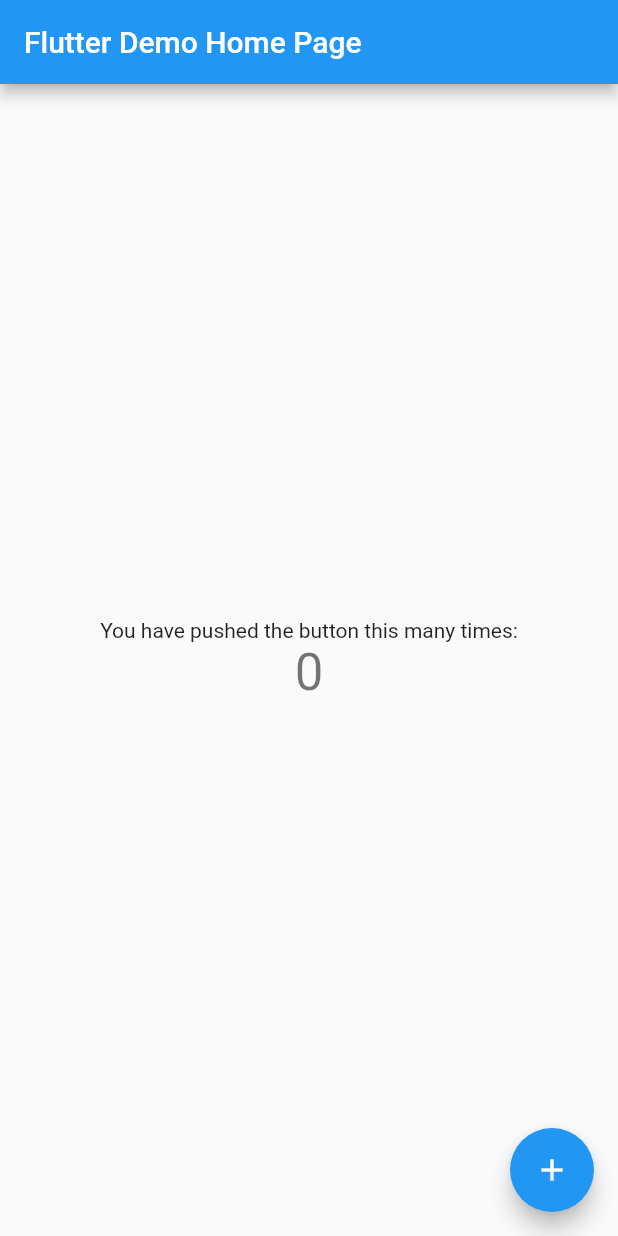
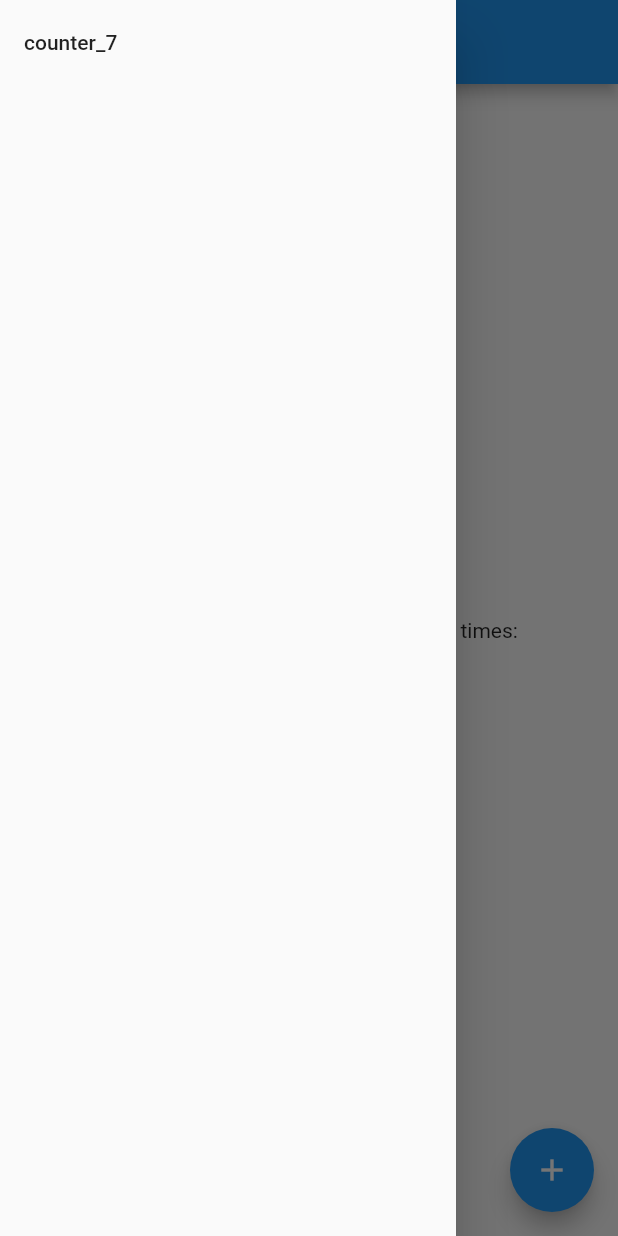
Before and after one commit to PBPF05/jajan-id-flutter, a Flutter app: the MyHomePage screen opened directly, with the side drawer open (before the commit the screen has no drawer), on a phone screen of 412 x 824 dp. Run offline on Flutter 3.47's test engine with Material 2 defaults, Android fonts, the phone set to English and light mode, and no system bars; missing offline and left inert: pbp_django_auth.

Commit message:
Restructure app

```diff
--- /dev/null
+++ b/lib/components/drawer.dart
@@ -0,0 +1,32 @@
+import 'package:flutter/material.dart';
+import 'package:jajan_id/screens/home.dart';
+
+class AppDrawer extends StatefulWidget {
+  const AppDrawer({super.key});
+
+  @override
+  State<AppDrawer> createState() => _AppDrawerState();
+}
+
+class _AppDrawerState extends State<AppDrawer> {
+  @override
+  Widget build(BuildContext context) {
+    return Drawer(
+      child: Column(
+        children: [
+          ListTile(
+            title: const Text("counter_7"),
+            onTap: () {
+              Navigator.pushReplacement(
+                context,
+                MaterialPageRoute(
+                  builder: (ctx) => const MyHomePage(title: "Program Counter"),
+                ),
+              );
+            },
+          ),
+        ],
+      ),
+    );
+  }
+}
--- a/lib/main.dart
+++ b/lib/main.dart
@@ -1,4 +1,5 @@
 import 'package:flutter/material.dart';
+import 'package:jajan_id/screens/home.dart';
 import 'package:pbp_django_auth/pbp_django_auth.dart';
 import 'package:provider/provider.dart';
 
@@ -36,88 +37,3 @@ class MyApp extends StatelessWidget {
     );
   }
 }
-
-class MyHomePage extends StatefulWidget {
-  const MyHomePage({super.key, required this.title});
-
-  // This widget is the home page of your application. It is stateful, meaning
-  // that it has a State object (defined below) that contains fields that affect
-  // how it looks.
-
-  // This class is the configuration for the state. It holds the values (in this
-  // case the title) provided by the parent (in this case the App widget) and
-  // used by the build method of the State. Fields in a Widget subclass are
-  // always marked "final".
-
-  final String title;
-
-  @override
-  State<MyHomePage> createState() => _MyHomePageState();
-}
-
-class _MyHomePageState extends State<MyHomePage> {
-  int _counter = 0;
-
-  void _incrementCounter() {
-    setState(() {
-      // This call to setState tells the Flutter framework that something has
-      // changed in this State, which causes it to rerun the build method below
-      // so that the display can reflect the updated values. If we changed
-      // _counter without calling setState(), then the build method would not be
-      // called again, and so nothing would appear to happen.
-      _counter++;
-    });
-  }
-
-  @override
-  Widget build(BuildContext context) {
-    // This method is rerun every time setState is called, for instance as done
-    // by the _incrementCounter method above.
-    //
-    // The Flutter framework has been optimized to make rerunning build methods
-    // fast, so that you can just rebuild anything that needs updating rather
-    // than having to individually change instances of widgets.
-    return Scaffold(
-      appBar: AppBar(
-        // Here we take the value from the MyHomePage object that was created by
-        // the App.build method, and use it to set our appbar title.
-        title: Text(widget.title),
-      ),
-      body: Center(
-        // Center is a layout widget. It takes a single child and positions it
-        // in the middle of the parent.
-        child: Column(
-          // Column is also a layout widget. It takes a list of children and
-          // arranges them vertically. By default, it sizes itself to fit its
-          // children horizontally, and tries to be as tall as its parent.
-          //
-          // Invoke "debug painting" (press "p" in the console, choose the
-          // "Toggle Debug Paint" action from the Flutter Inspector in Android
-          // Studio, or the "Toggle Debug Paint" command in Visual Studio Code)
-          // to see the wireframe for each widget.
-          //
-          // Column has various properties to control how it sizes itself and
-          // how it positions its children. Here we use mainAxisAlignment to
-          // center the children vertically; the main axis here is the vertical
-          // axis because Columns are vertical (the cross axis would be
-          // horizontal).
-          mainAxisAlignment: MainAxisAlignment.center,
-          children: <Widget>[
-            const Text(
-              'You have pushed the button this many times:',
-            ),
-            Text(
-              '$_counter',
-              style: Theme.of(context).textTheme.headline4,
-            ),
-          ],
-        ),
-      ),
-      floatingActionButton: FloatingActionButton(
-        onPressed: _incrementCounter,
-        tooltip: 'Increment',
-        child: const Icon(Icons.add),
-      ), // This trailing comma makes auto-formatting nicer for build methods.
-    );
-  }
-}
--- /dev/null
+++ b/lib/screens/home.dart
@@ -0,0 +1,88 @@
+import 'package:flutter/material.dart';
+import 'package:jajan_id/components/drawer.dart';
+
+class MyHomePage extends StatefulWidget {
+  const MyHomePage({super.key, required this.title});
+
+  // This widget is the home page of your application. It is stateful, meaning
+  // that it has a State object (defined below) that contains fields that affect
+  // how it looks.
+
+  // This class is the configuration for the state. It holds the values (in this
+  // case the title) provided by the parent (in this case the App widget) and
+  // used by the build method of the State. Fields in a Widget subclass are
+  // always marked "final".
+
+  final String title;
+
+  @override
+  State<MyHomePage> createState() => _MyHomePageState();
+}
+
+class _MyHomePageState extends State<MyHomePage> {
+  int _counter = 0;
+
+  void _incrementCounter() {
+    setState(() {
+      // This call to setState tells the Flutter framework that something has
+      // changed in this State, which causes it to rerun the build method below
+      // so that the display can reflect the updated values. If we changed
+      // _counter without calling setState(), then the build method would not be
+      // called again, and so nothing would appear to happen.
+      _counter++;
+    });
+  }
+
+  @override
+  Widget build(BuildContext context) {
+    // This method is rerun every time setState is called, for instance as done
+    // by the _incrementCounter method above.
+    //
+    // The Flutter framework has been optimized to make rerunning build methods
+    // fast, so that you can just rebuild anything that needs updating rather
+    // than having to individually change instances of widgets.
+    return Scaffold(
+      appBar: AppBar(
+        // Here we take the value from the MyHomePage object that was created by
+        // the App.build method, and use it to set our appbar title.
+        title: Text(widget.title),
+      ),
+      drawer: const AppDrawer(),
+      body: Center(
+        // Center is a layout widget. It takes a single child and positions it
+        // in the middle of the parent.
+        child: Column(
+          // Column is also a layout widget. It takes a list of children and
+          // arranges them vertically. By default, it sizes itself to fit its
+          // children horizontally, and tries to be as tall as its parent.
+          //
+          // Invoke "debug painting" (press "p" in the console, choose the
+          // "Toggle Debug Paint" action from the Flutter Inspector in Android
+          // Studio, or the "Toggle Debug Paint" command in Visual Studio Code)
+          // to see the wireframe for each widget.
+          //
+          // Column has various properties to control how it sizes itself and
+          // how it positions its children. Here we use mainAxisAlignment to
+          // center the children vertically; the main axis here is the vertical
+          // axis because Columns are vertical (the cross axis would be
+          // horizontal).
+          mainAxisAlignment: MainAxisAlignment.center,
+          children: <Widget>[
+            const Text(
+              'You have pushed the button this many times:',
+            ),
+            Text(
+              '$_counter',
+              style: Theme.of(context).textTheme.headline4,
+            ),
+          ],
+        ),
+      ),
+      floatingActionButton: FloatingActionButton(
+        onPressed: _incrementCounter,
+        tooltip: 'Increment',
+        child: const Icon(Icons.add),
+      ), // This trailing comma makes auto-formatting nicer for build methods.
+    );
+  }
+}
```
